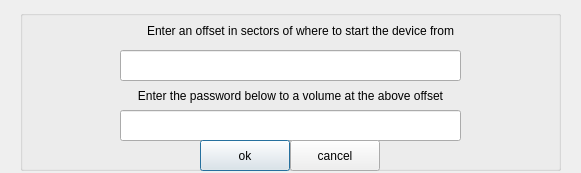
mhogomchungu/zuluCrypt, file zuluMount-gui/deviceoffset.ui: the form before one commit.
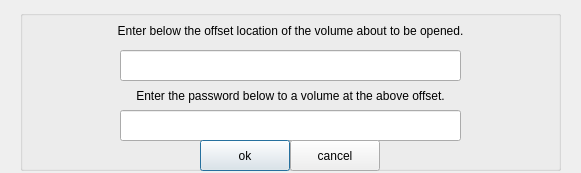
The form after the commit.

Commit message: text change in a GUI window

What changed in the file:
```diff
--- a/zuluMount-gui/deviceoffset.ui
+++ b/zuluMount-gui/deviceoffset.ui
@@ -28,14 +28,14 @@
    <widget class="QLabel" name="label">
     <property name="geometry">
      <rect>
-      <x>10</x>
+      <x>0</x>
       <y>0</y>
       <width>541</width>
       <height>41</height>
      </rect>
     </property>
     <property name="text">
-     <string>Enter an offset in sectors of where to start the device from</string>
+     <string>Enter below the offset location of the volume about to be opened.</string>
     </property>
     <property name="alignment">
      <set>Qt::AlignCenter</set>
@@ -57,14 +57,14 @@
    <widget class="QLabel" name="label_2">
     <property name="geometry">
      <rect>
-      <x>10</x>
+      <x>0</x>
       <y>70</y>
-      <width>521</width>
+      <width>541</width>
       <height>31</height>
      </rect>
     </property>
     <property name="text">
-     <string>Enter the password below to a volume at the above offset</string>
+     <string>Enter the password below to a volume at the above offset.</string>
     </property>
     <property name="alignment">
      <set>Qt::AlignCenter</set>
```
Left out of the diff: 10 changed lines with no effect on the pictures. The commit also changes 2 other files.
